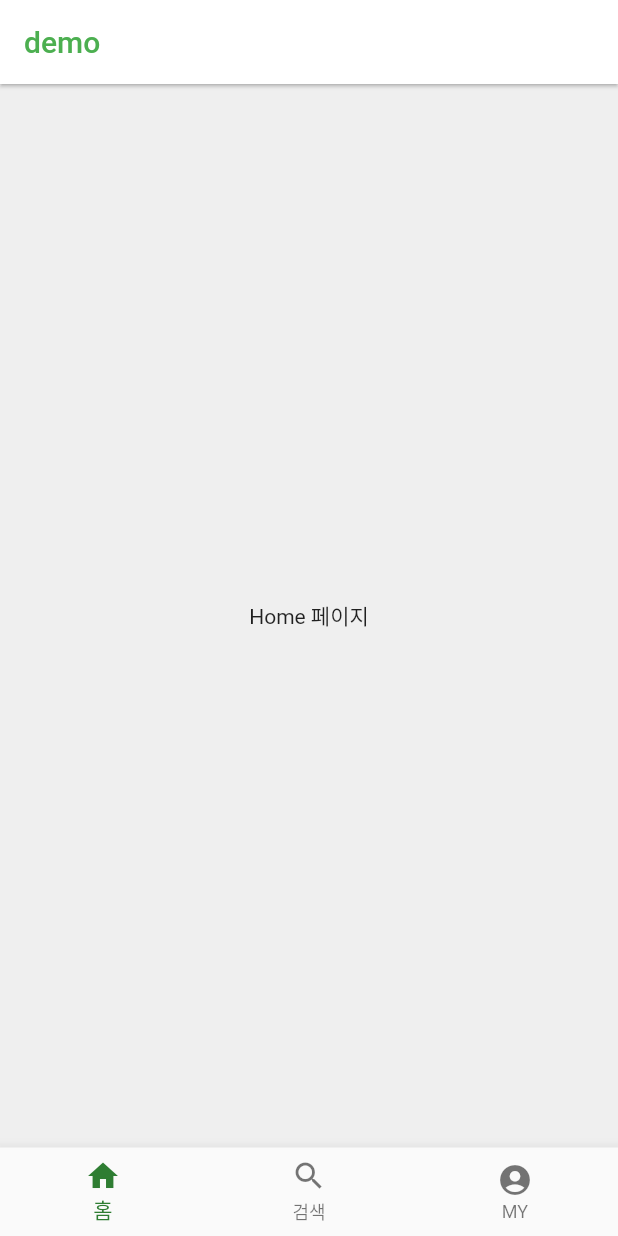
After one commit to present1602/user-app, a Flutter app: the screen it shows after launch, on a phone screen of 412 x 824 dp. The commit adds this screen. Run offline on Flutter 3.47's test engine with Material 2 defaults, Android fonts, the phone set to English and light mode, and no system bars.

Commit message:
main screen

```diff
--- a/lib/core/routes/routes.dart
+++ b/lib/core/routes/routes.dart
@@ -1,13 +1,13 @@
 import 'package:flutter/material.dart';
 import 'package:user_app/core/routes/routes_name.dart';
 import 'package:user_app/view/explorer_view.dart';
-import 'package:user_app/view/home_view.dart';
+import 'package:user_app/view/main_view.dart';
 import 'package:user_app/view/login_view.dart';
 import 'package:user_app/view/mypage_view.dart';
 
 var namedRoutes = <String, WidgetBuilder>{
-  RoutesName.home: (context) => const HomeScreen(),
+  RoutesName.home: (context) => const MainScreen(),
   RoutesName.login: (context) => const LoginScreen(),
-  RoutesName.mypage: (context) => const MyPageScreen(),
-  RoutesName.explorer: (context) => const ExplorerScreen(),
+  // RoutesName.mypage: (context) => const MyPageScreen(),
+  // RoutesName.explorer: (context) => const ExplorerScreen(),
 };
--- /dev/null
+++ b/lib/view/main_view.dart
@@ -0,0 +1,58 @@
+import 'package:flutter/material.dart';
+import 'package:flutter/src/widgets/container.dart';
+import 'package:flutter/src/widgets/framework.dart';
+import 'package:user_app/core/routes/routes_name.dart';
+import 'package:user_app/view/explorer_view.dart';
+import 'package:user_app/view/home_view.dart';
+import 'package:user_app/view/login_view.dart';
+import 'package:user_app/view/mypage_view.dart';
+
+class MainScreen extends StatefulWidget {
+  const MainScreen({super.key});
+
+  @override
+  State<MainScreen> createState() => _MainScreenState();
+}
+
+class _MainScreenState extends State<MainScreen> {
+  int _selectecIndex = 0;
+
+  List<Widget> _widgetOptions = <Widget>[
+    HomeScreen(),
+    ExplorerScreen(),
+    MyPageScreen(),
+  ];
+
+  void _onTab(int page) {
+    setState(() {
+      _selectecIndex = page;
+    });
+  }
+
+  @override
+  Widget build(BuildContext context) {
+    return Scaffold(
+        appBar: AppBar(
+          title: Text(
+            'demo',
+            style: TextStyle(color: Colors.green),
+          ),
+          backgroundColor: Colors.white,
+          elevation: 1.0,
+        ),
+        body: Center(
+          child: _widgetOptions.elementAt(_selectecIndex),
+        ),
+        bottomNavigationBar: BottomNavigationBar(
+          items: const <BottomNavigationBarItem>[
+            BottomNavigationBarItem(icon: Icon(Icons.home), label: '홈'),
+            BottomNavigationBarItem(icon: Icon(Icons.search), label: '검색'),
+            BottomNavigationBarItem(
+                icon: Icon(Icons.account_circle), label: 'MY'),
+          ],
+          onTap: (value) => _onTab(value),
+          selectedItemColor: Colors.green[800],
+          currentIndex: _selectecIndex,
+        ));
+  }
+}
--- a/lib/view/mypage_view.dart
+++ b/lib/view/mypage_view.dart
@@ -13,7 +13,7 @@ class _MyPageScreenState extends State<MyPageScreen> {
   @override
   Widget build(BuildContext context) {
     return Container(
-      child: Text("MY 페이지"),
+      child: Text("MY2 페이지"),
     );
   }
 }
```
Also changed, not shown: lib/main.dart (+48 -68 lines), lib/view/home_view.dart (+3 -21 lines).
